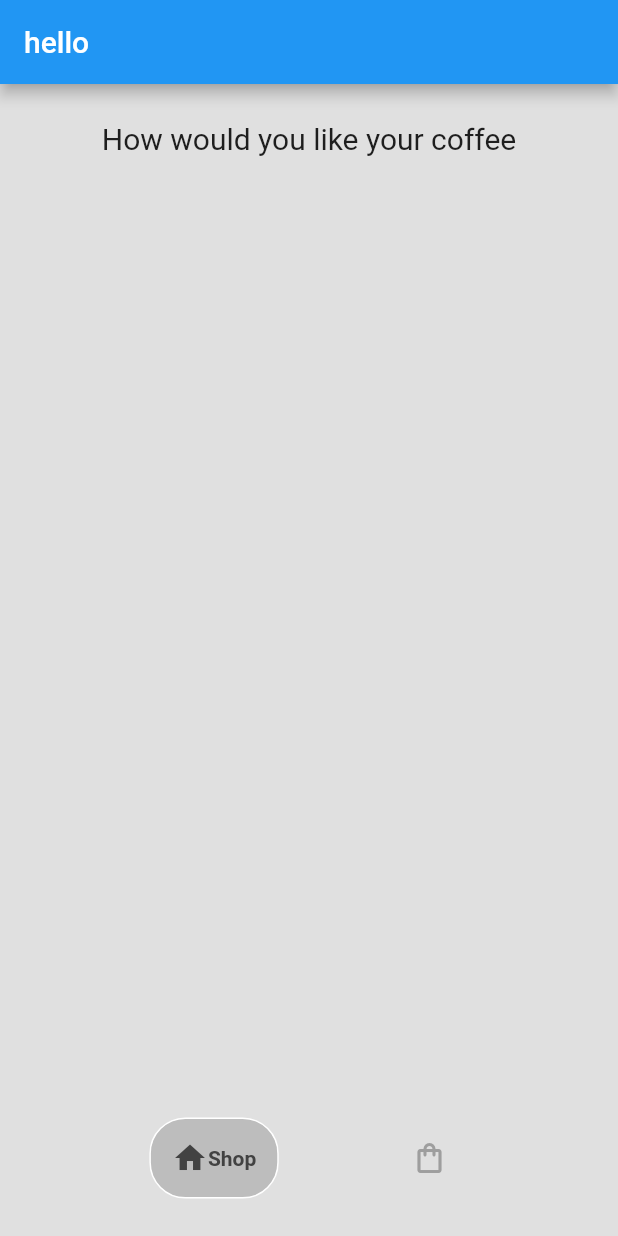
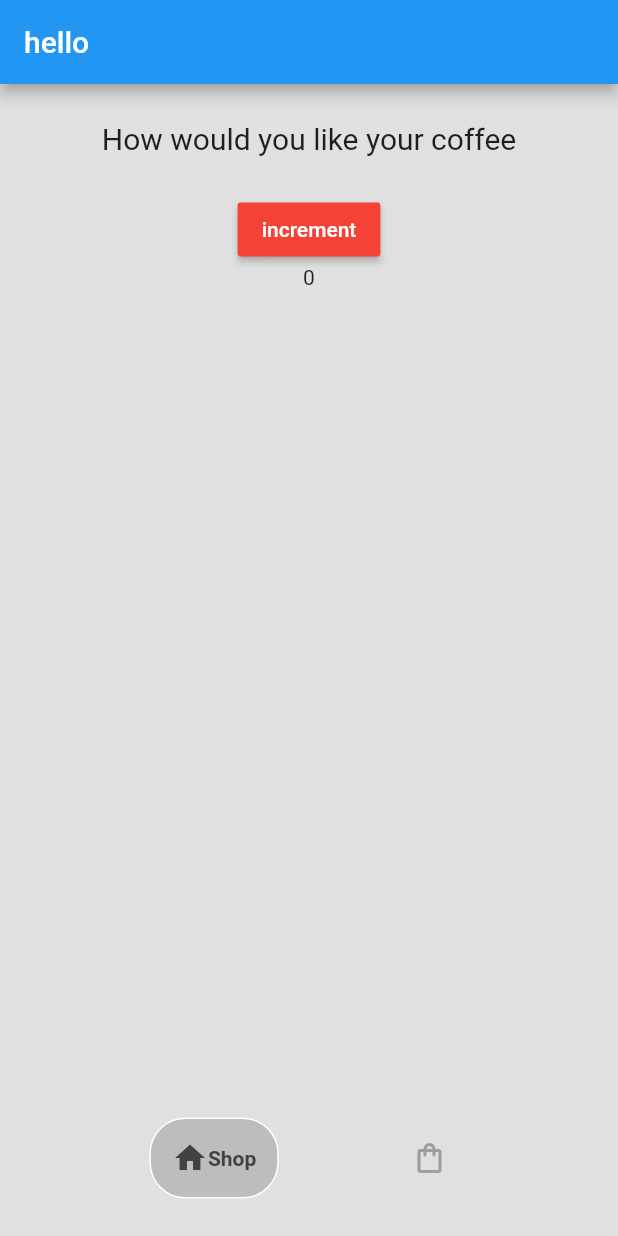
Before and after one commit to mouad-df/coffee_shop, a Flutter app: the screen it shows after launch, on a phone screen of 412 x 824 dp. Run offline on Flutter 3.47's test engine with Material 2 defaults, Android fonts, the phone set to English and light mode, and no system bars; drawn by our look-alikes of google_nav_bar; our stand-ins replace get.

Commit message:
fiirst day learning GetX

```diff
--- a/lib/main.dart
+++ b/lib/main.dart
@@ -1,4 +1,7 @@
 import 'package:flutter/material.dart';
+import 'package:get/get.dart';
+import 'package:get/get_navigation/src/root/get_material_app.dart';
+import 'package:minllogin_ui/screens/coffe_screen.dart';
 import 'package:minllogin_ui/screens/homeScreen.dart';
 
 void main() {
@@ -9,9 +12,12 @@ class MyApp extends StatelessWidget {
 
   @override
   Widget build(BuildContext context) {
-    return MaterialApp(
+    return GetMaterialApp(
       debugShowCheckedModeBanner: false,
       home: HomeScreen(),
+      getPages: [
+        GetPage(name: "/page1", page: ()=> CoffeeScreen())
+      ],
     );
   }
 }
--- a/lib/models/coffee_shop.dart
+++ b/lib/models/coffee_shop.dart
@@ -3,6 +3,12 @@ import 'package:get/get.dart';
 import 'package:minllogin_ui/models/coffee.dart';
 
 class CoffeeShop extends GetxController {
+  RxInt counter = 0.obs;
+  void increment() {
+    counter++;
+    update();
+  }
+
   //Coffee list
   final List<Coffee> _shop = [
     Coffee(name: 'Long Balack', price: '4.10', imagePath: 'images/coffee.png'),
--- a/lib/screens/shop_Screen.dart
+++ b/lib/screens/shop_Screen.dart
@@ -1,4 +1,8 @@
 import 'package:flutter/material.dart';
+import 'package:get/get.dart';
+import 'package:get/get_core/src/get_main.dart';
+import 'package:minllogin_ui/models/coffee_shop.dart';
+import 'package:minllogin_ui/screens/coffe_screen.dart';
 
 class ShopScreen extends StatefulWidget {
   const ShopScreen({super.key});
@@ -8,6 +12,7 @@ class ShopScreen extends StatefulWidget {
 }
 
 class _ShopScreenState extends State<ShopScreen> {
+  final CoffeeShop controller = Get.put(CoffeeShop());
   @override
   Widget build(BuildContext context) {
     return SafeArea(
@@ -22,6 +27,21 @@ class _ShopScreenState extends State<ShopScreen> {
             const SizedBox(
               height: 25,
             ),
+            GetBuilder<CoffeeShop>(
+                init: CoffeeShop(),
+                builder: (controller) {
+                  print("rebuild");
+                  return Column(children: [
+                    MaterialButton(
+                        child: Text("increment"),
+                        color: Colors.red,
+                        textColor: Colors.white,
+                        onPressed: () {
+                          controller.increment();
+                        }),
+                    Text('${controller.counter}')
+                  ]);
+                }),
             Expanded(
                 child: ListView.builder(
               itemBuilder: (context, index) {},
```
Also changed, not shown: lib/screens/coffe_screen.dart (added, +25 -0 lines).
